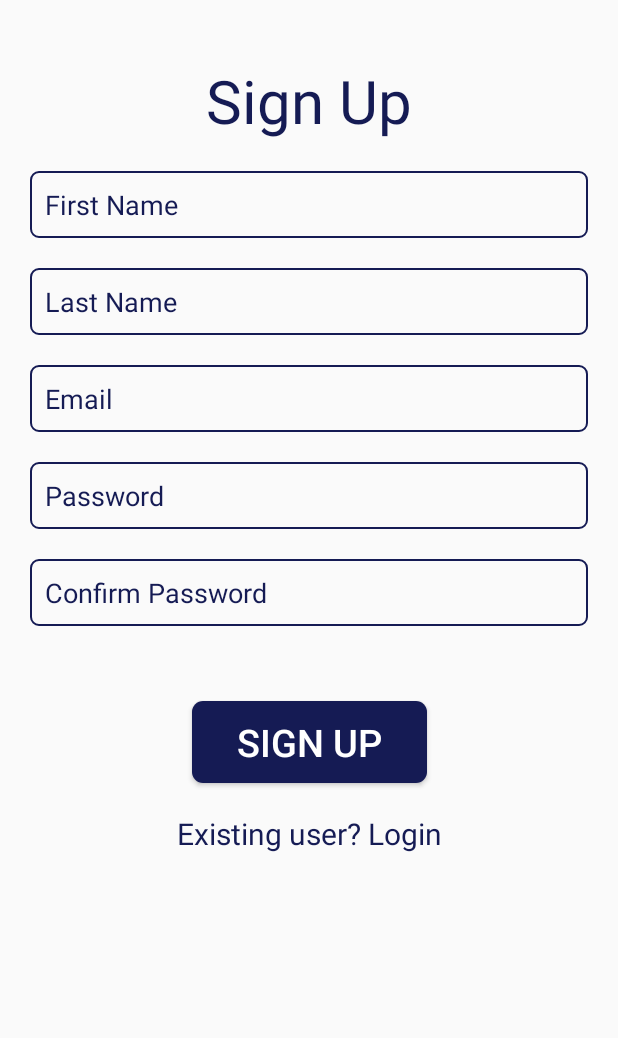
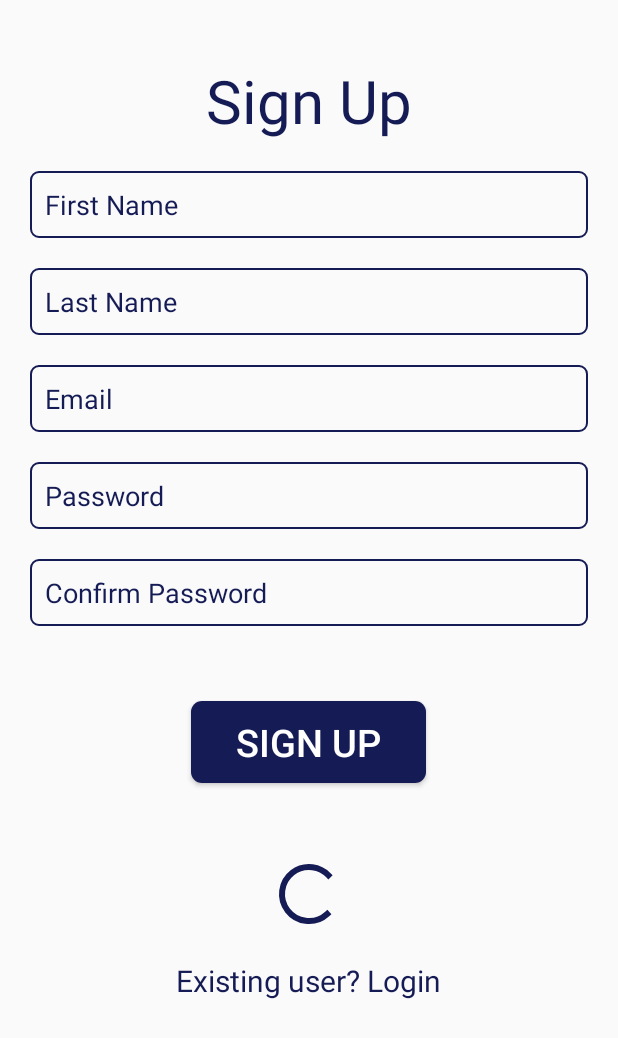
Before and after one commit to AhmedMaad/Bank-Ticket, an Android app: the layout activity_sign_up.xml on its own in the app's theme, with its tools: preview values and no code run, on a phone screen of 412 x 824 dp. Shown: the top 1038 px of the screen. Run offline under Robolectric (Android 15) with nearby library versions, the light colour scheme and no system bars.

Commit message:
sign up is done

```diff
--- a/app/build.gradle
+++ b/app/build.gradle
@@ -9,7 +9,7 @@ android {
 
     defaultConfig {
         applicationId "com.maad.bankticket"
-        minSdkVersion 19
+        minSdkVersion 21
         targetSdkVersion 30
         versionCode 1
         versionName "1.0"
--- a/app/src/main/java/com/maad/bankticket/Splash.java
+++ b/app/src/main/java/com/maad/bankticket/Splash.java
@@ -19,7 +19,7 @@ public class Splash extends AppCompatActivity {
                     public void run() {
                         moveToLogin();
                     }
-                }, 3000);
+                }, 500);
     }
 
     public void moveToLogin() {
--- a/app/src/main/res/layout/activity_sign_up.xml
+++ b/app/src/main/res/layout/activity_sign_up.xml
@@ -1,111 +1,90 @@
 <?xml version="1.0" encoding="utf-8"?>
-<androidx.constraintlayout.widget.ConstraintLayout xmlns:android="http://schemas.android.com/apk/res/android"
-    xmlns:app="http://schemas.android.com/apk/res-auto"
+<ScrollView xmlns:android="http://schemas.android.com/apk/res/android"
     xmlns:tools="http://schemas.android.com/tools"
     android:layout_width="match_parent"
-    android:layout_height="match_parent"
+    android:layout_height="wrap_content">
+
+    <LinearLayout
+        android:layout_width="match_parent"
+        android:layout_height="wrap_content"
+        android:orientation="vertical"
         tools:context=".SignUp">
 
         <TextView
             android:id="@+id/signup"
             android:layout_width="wrap_content"
             android:layout_height="wrap_content"
+            android:layout_gravity="center"
             android:layout_marginTop="40dp"
             android:text="@string/signup"
             android:textColor="@color/colorPrimary"
-        android:textSize="40sp"
-        app:layout_constraintBottom_toTopOf="@id/fname"
-        app:layout_constraintEnd_toEndOf="parent"
-        app:layout_constraintStart_toStartOf="parent"
-        app:layout_constraintTop_toTopOf="parent" />
+            android:textSize="40sp" />
 
         <EditText
             android:id="@+id/fname"
             style="@style/signup"
-        android:hint="@string/firstname"
-        app:layout_constraintBottom_toTopOf="@id/lname"
-        app:layout_constraintEnd_toEndOf="parent"
-        app:layout_constraintStart_toStartOf="parent"
-        app:layout_constraintTop_toBottomOf="@+id/signup" />
-
+            android:hint="@string/firstname" />
 
         <EditText
             android:id="@+id/lname"
             style="@style/signup"
-        android:hint="@string/lastname"
-        app:layout_constraintBottom_toTopOf="@id/email"
-        app:layout_constraintEnd_toEndOf="parent"
-        app:layout_constraintStart_toStartOf="parent"
-        app:layout_constraintTop_toBottomOf="@+id/fname" />
+            android:hint="@string/lastname" />
 
         <EditText
             android:id="@+id/email"
             style="@style/signup"
-        android:hint="@string/Email"
-        app:layout_constraintBottom_toTopOf="@id/password"
-        app:layout_constraintEnd_toEndOf="parent"
-        app:layout_constraintStart_toStartOf="parent"
-        app:layout_constraintTop_toBottomOf="@+id/lname" />
+            android:hint="@string/Email" />
 
         <EditText
             android:id="@+id/password"
             style="@style/signup"
             android:hint="@string/password"
-        android:inputType="textPassword"
-        app:layout_constraintBottom_toTopOf="@id/confirmpassword"
-        app:layout_constraintEnd_toEndOf="parent"
-        app:layout_constraintStart_toStartOf="parent"
-        app:layout_constraintTop_toBottomOf="@+id/email" />
+            android:inputType="textPassword" />
 
 
         <EditText
             android:id="@+id/confirmpassword"
             style="@style/signup"
             android:hint="@string/confirmpass"
-        android:inputType="textPassword"
-        app:layout_constraintBottom_toTopOf="@id/signupbtn"
-        app:layout_constraintEnd_toEndOf="parent"
-        app:layout_constraintStart_toStartOf="parent"
-        app:layout_constraintTop_toBottomOf="@+id/password"
-
-
-        />
+            android:inputType="textPassword" />
 
         <Button
             android:id="@+id/signupbtn"
             android:layout_width="wrap_content"
             android:layout_height="wrap_content"
+            android:layout_gravity="center"
             android:layout_marginTop="50dp"
             android:background="@drawable/ovalbtn"
+            android:onClick="signUpUser"
             android:paddingStart="30dp"
             android:paddingTop="10dp"
             android:paddingEnd="30dp"
             android:paddingBottom="10dp"
             android:text="@string/signup"
             android:textColor="@color/colorwhite"
-        android:textSize="25sp"
-        app:layout_constraintEnd_toEndOf="parent"
-        app:layout_constraintStart_toStartOf="parent"
-        app:layout_constraintTop_toBottomOf="@+id/confirmpassword"
+            android:textSize="25sp" />
 
-
-        />
-
+        <ProgressBar
+            android:id="@+id/progress"
+            android:layout_width="wrap_content"
+            android:layout_height="wrap_content"
+            android:layout_gravity="center"
+            android:layout_marginTop="50dp"
+            android:indeterminateTint="@color/colorPrimary"
+            android:visibility="gone"
+            tools:visibility="visible" />
 
         <TextView
             android:id="@+id/existuser"
             android:layout_width="wrap_content"
             android:layout_height="wrap_content"
+            android:layout_gravity="center"
             android:layout_marginTop="20dp"
+            android:onClick="openLoginActivity"
             android:text="@string/existuser"
             android:textColor="@color/colorPrimary"
-        android:textSize="20sp"
-        app:layout_constraintEnd_toEndOf="parent"
-        app:layout_constraintStart_toStartOf="parent"
-        app:layout_constraintTop_toBottomOf="@+id/signupbtn"
+            android:textSize="20sp" />
 
+    </LinearLayout>
 
-        />
-
-
-</androidx.constraintlayout.widget.ConstraintLayout>
+</ScrollView>
--- a/app/src/main/res/layout/activity_splash.xml
+++ b/app/src/main/res/layout/activity_splash.xml
@@ -6,7 +6,6 @@
     android:layout_height="match_parent"
     tools:context=".Splash"
     android:background="@color/colorPrimary">
-
 
     <TextView
         android:id="@+id/login"
--- a/app/src/main/res/values/themes.xml
+++ b/app/src/main/res/values/themes.xml
@@ -33,7 +33,7 @@
 
 
     <style name="signup">
-        <item name="android:layout_width">0dp</item>
+        <item name="android:layout_width">match_parent</item>
         <item name="android:layout_height">wrap_content</item>
         <item name="android:textColorHint">@color/colorPrimary</item>
         <item name="android:padding">10dp</item>
```
Also changed, not shown: app/src/main/java/com/maad/bankticket/Client.java (added, +36 -0 lines), app/src/main/java/com/maad/bankticket/Helper.java (added, +7 -0 lines), app/src/main/java/com/maad/bankticket/SignUp.java (+95 -0 lines), app/src/main/res/values/strings.xml (+5 -3 lines). Lines whose indentation alone changed are shown as unchanged.
